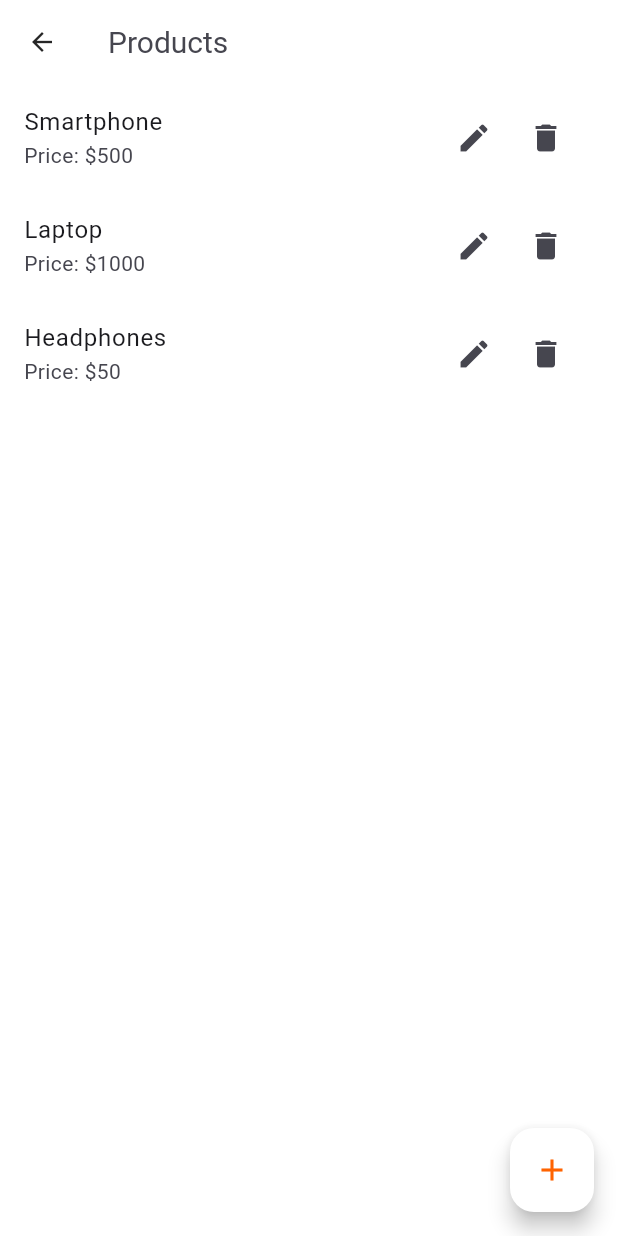
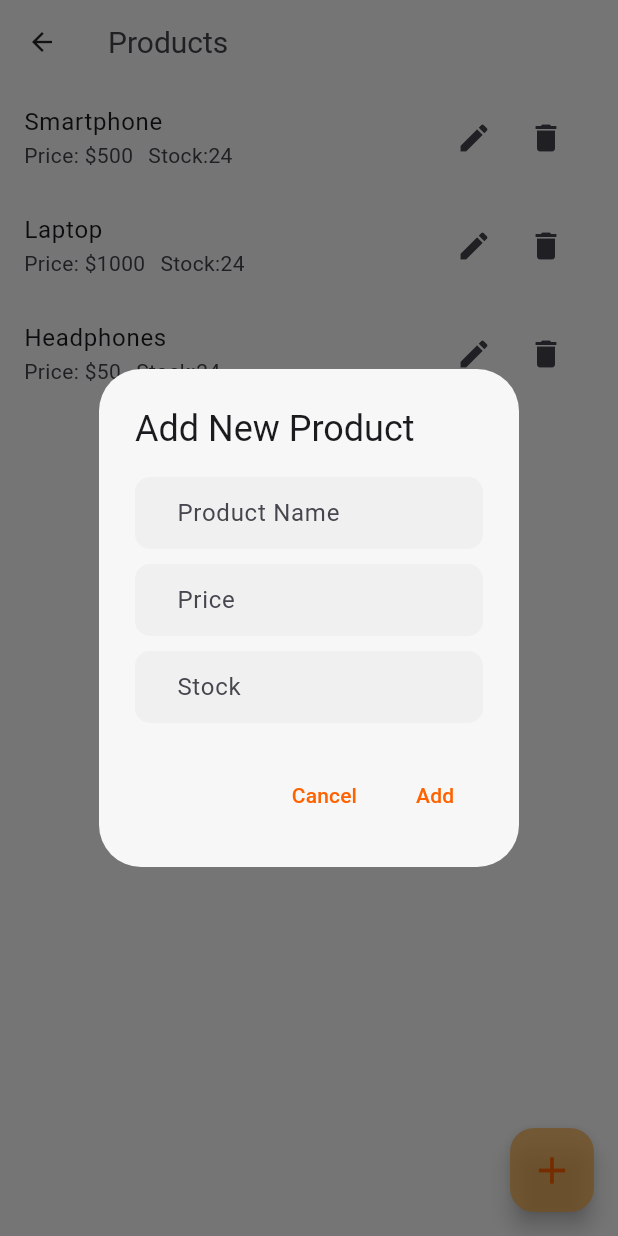
Before and after one commit to roop37/InventoryApplication, a Flutter app: the ProductListScreen screen opened directly, after a tap on the "add" icon, on a phone screen of 412 x 824 dp. Run offline on Flutter 3.47's test engine with Material 3 defaults, Android fonts, the phone set to English and light mode, and no system bars; our stand-ins replace font_awesome_flutter, shared_preferences; missing offline and left inert: flutter_octicons; accounts and stored records are empty.

Commit message:
Product Screen,order Screen

```diff
--- a/lib/Views/App/AddOrder/AddOrder.view.dart
+++ b/lib/Views/App/AddOrder/AddOrder.view.dart
@@ -1,5 +1,6 @@
 import 'package:VedRich/Theme/Spacing.theme.dart';
 import 'package:VedRich/Views/App/AddOrder/SearchProduct.view.dart';
+import 'package:VedRich/Widgets/snackBarService.dart';
 import 'package:flutter/material.dart';
 
 // Assuming the SearchProductPage import here
@@ -57,6 +58,8 @@ class _MyScreenState extends State<AddOrderPage> {
 
       print('---');
     }
+    SnackBarService.success(context, "Order Successfully Made");
+    Navigator.pop(context);
   }
 
 
--- a/lib/Views/App/OrderList/OrderList.view.dart
+++ b/lib/Views/App/OrderList/OrderList.view.dart
@@ -1,3 +1,4 @@
+import 'package:VedRich/Theme/Spacing.theme.dart';
 import 'package:flutter/material.dart';
 
 class OrderListScreen extends StatefulWidget {
@@ -64,10 +65,13 @@ class _OrderListScreenState extends State<OrderListScreen> {
         },
       ),
       floatingActionButton: FloatingActionButton(
+        backgroundColor: Theme.of(context).brightness == Brightness.dark
+            ? Colors.white
+            : Colors.orangeAccent.withOpacity(0.7),
         onPressed: () {
           // Add your logic here to handle the tap on the floating button
         },
-        child: Icon(Icons.add),
+        child: Icon(Icons.add,size: Spacings.lg,),
       ),
     );
   }
--- a/lib/Views/App/ProductList/ProductView.view.dart
+++ b/lib/Views/App/ProductList/ProductView.view.dart
@@ -1,3 +1,4 @@
+import 'package:VedRich/Theme/Spacing.theme.dart';
 import 'package:flutter/material.dart';
 
 class ProductListScreen extends StatefulWidget {
@@ -7,23 +8,32 @@ class ProductListScreen extends StatefulWidget {
 
 class _ProductListScreenState extends State<ProductListScreen> {
   List<Map<String, dynamic>> products = [
-    {'id': '1', 'name': 'Smartphone', 'price': 500},
-    {'id': '2', 'name': 'Laptop', 'price': 1000},
-    {'id': '3', 'name': 'Headphones', 'price': 50},
+    {'id': '1', 'name': 'Smartphone', 'price': 500, 'stock': 24},
+    {'id': '2', 'name': 'Laptop', 'price': 1000, 'stock': 24},
+    {'id': '3', 'name': 'Headphones', 'price': 50, 'stock': 24},
   ];
 
   @override
   Widget build(BuildContext context) {
     return Scaffold(
       appBar: AppBar(
-        title: Text('Products', style: TextStyle(color: Theme.of(context).dividerColor)),
+        title: Text('Products',
+            style: TextStyle(color: Theme.of(context).dividerColor)),
       ),
       body: ListView.builder(
         itemCount: products.length,
         itemBuilder: (context, index) {
           return ListTile(
             title: Text('${products[index]['name']}'),
-            subtitle: Text('Price: \$${products[index]['price']}'),
+            subtitle: Row(
+              children: [
+                Text('Price: \$${products[index]['price']}'),
+                SizedBox(
+                  width: Spacings.sm,
+                ),
+                Text('Stock:${products[index]['stock']}')
+              ],
+            ),
             trailing: Row(
               mainAxisSize: MainAxisSize.min,
               children: [
@@ -48,10 +58,18 @@ class _ProductListScreenState extends State<ProductListScreen> {
         },
       ),
       floatingActionButton: FloatingActionButton(
+        backgroundColor: Theme.of(context).brightness == Brightness.dark
+            ? Colors.white
+            : Colors.orangeAccent.withOpacity(0.7),
+
+
         onPressed: () {
-          // Add your logic here to handle the tap on the floating button
+          _addNewProduct(context);
         },
-        child: Icon(Icons.add),
+        // onPressed: () {
+        //   _addNewProduct(context);
+        // },
+        child: Icon(Icons.add,size: Spacings.lg,),
       ),
     );
   }
@@ -84,8 +102,12 @@ class _ProductListScreenState extends State<ProductListScreen> {
   }
 
   void _editProduct(BuildContext context, Map<String, dynamic> product) {
-    TextEditingController nameController = TextEditingController(text: product['name']);
-    TextEditingController priceController = TextEditingController(text: product['price'].toString());
+    TextEditingController nameController =
+        TextEditingController(text: product['name']);
+    TextEditingController stockController =
+        TextEditingController(text: product['stock'].toString());
+    TextEditingController priceController =
+        TextEditingController(text: product['price'].toString());
 
     showDialog(
       context: context,
@@ -100,9 +122,19 @@ class _ProductListScreenState extends State<ProductListScreen> {
                 controller: nameController,
                 decoration: InputDecoration(labelText: 'Name'),
               ),
+              SizedBox(
+                height: Spacings.sm,
+              ),
               TextField(
                 controller: priceController,
                 decoration: InputDecoration(labelText: 'Price'),
+              ),
+              SizedBox(
+                height: Spacings.sm,
+              ),
+              TextField(
+                controller: stockController,
+                decoration: InputDecoration(labelText: 'stock'),
               ),
             ],
           ),
@@ -119,6 +151,7 @@ class _ProductListScreenState extends State<ProductListScreen> {
                 final editedProduct = {
                   'name': nameController.text,
                   'price': double.parse(priceController.text),
+                  'stock': double.parse(stockController.text),
                 };
                 _saveEditedProduct(product, editedProduct);
                 Navigator.of(context).pop();
@@ -131,7 +164,8 @@ class _ProductListScreenState extends State<ProductListScreen> {
     );
   }
 
-  void _saveEditedProduct(Map<String, dynamic> oldProduct, Map<String, dynamic> editedProduct) {
+  void _saveEditedProduct(
+      Map<String, dynamic> oldProduct, Map<String, dynamic> editedProduct) {
     setState(() {
       // Replace the old product with the edited product
       int index = products.indexOf(oldProduct);
@@ -145,4 +179,70 @@ class _ProductListScreenState extends State<ProductListScreen> {
       products.removeAt(index);
     });
   }
+
+  void _addNewProduct(BuildContext context) {
+    TextEditingController nameController = TextEditingController();
+    TextEditingController priceController = TextEditingController();
+    TextEditingController stockController = TextEditingController();
+
+    showDialog(
+      context: context,
+      builder: (context) {
+        return AlertDialog(
+          title: Text('Add New Product'),
+          content: Column(
+            crossAxisAlignment: CrossAxisAlignment.start,
+            mainAxisSize: MainAxisSize.min,
+            children: [
+              TextField(
+                controller: nameController,
+                decoration: InputDecoration(labelText: 'Product Name'),
+              ),
+              SizedBox(
+                height: Spacings.sm,
+              ),
+              TextField(
+                controller: priceController,
+                decoration: InputDecoration(labelText: 'Price'),
+              ),
+              SizedBox(
+                height: Spacings.sm,
+              ),
+              TextField(
+                controller: stockController,
+                decoration: InputDecoration(labelText: 'Stock'),
+              ),
+            ],
+          ),
+          actions: [
+            TextButton(
+              onPressed: () {
+                Navigator.of(context).pop();
+              },
+              child: Text('Cancel'),
+            ),
+            TextButton(
+              onPressed: () {
+                // Add new product logic here
+                final newProduct = {
+                  'name': nameController.text,
+                  'price': double.parse(priceController.text),
+                  'stock': double.parse(stockController.text),
+                };
+                _addProduct(newProduct);
+                Navigator.of(context).pop();
+              },
+              child: Text('Add'),
+            ),
+          ],
+        );
+      },
+    );
+  }
+
+  void _addProduct(Map<String, dynamic> newProduct) {
+    setState(() {
+      products.add(newProduct);
+    });
+  }
 }
--- a/pubspec.yaml
+++ b/pubspec.yaml
@@ -38,6 +38,11 @@ dependencies:
   carousel_slider: ^4.1.1
   url_launcher: ^6.0.6
   font_awesome_flutter: ^10.7.0
+  fl_chart: ^0.66.2
+  charts_flutter: ^0.12.0
+  intl: ^0.17.0
+
+
 
 
   # The following adds the Cupertino Icons font to your application.
```
Also changed, not shown: lib/Views/App/AddOrder/SearchProduct.view.dart (+6 -3 lines), lib/Views/App/Analytics/AnalyticsScreen.view.dart (added, +156 -0 lines), lib/Views/App/Analytics/AnalyticsScreen.controller.dart (added), pubspec.lock.
